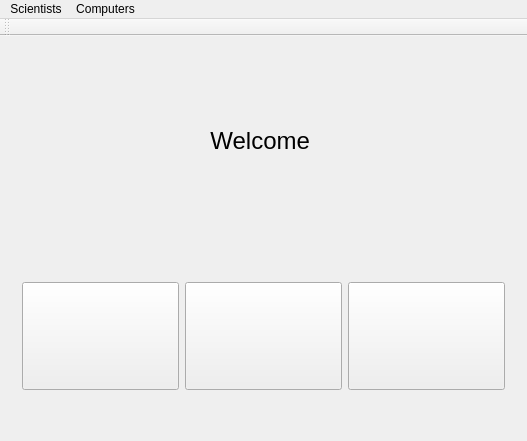
Old version of the form GUI-verklegtVika3/mainwindow.ui in the repository streamerinn/Verklegt-1.
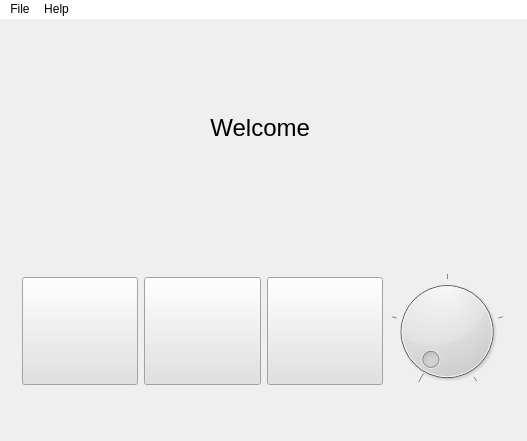
New version of the form. Icons and pictures are not drawn.

Commit message: Awesome color wheel is awesome

The edit to the form file:
```diff
--- a/GUI-verklegtVika3/mainwindow.ui
+++ b/GUI-verklegtVika3/mainwindow.ui
@@ -34,7 +34,7 @@
           <bool>true</bool>
          </property>
          <property name="styleSheet">
-          <string notr="true"/>
+          <string notr="true">background-color: rgb(225, 225, 225);</string>
          </property>
          <property name="text">
           <string/>
@@ -59,6 +59,9 @@
            <height>0</height>
           </size>
          </property>
+         <property name="styleSheet">
+          <string notr="true">background-color: rgb(225, 225, 225);</string>
+         </property>
          <property name="text">
           <string/>
          </property>
@@ -79,6 +82,9 @@
          <property name="enabled">
           <bool>true</bool>
          </property>
+         <property name="styleSheet">
+          <string notr="true">background-color: rgb(225, 225, 225);</string>
+         </property>
          <property name="text">
           <string/>
          </property>
@@ -94,6 +100,19 @@
          </property>
         </widget>
        </item>
+       <item>
+        <widget class="QDial" name="colorDial">
+         <property name="styleSheet">
+          <string notr="true">background-color: rgb(225, 225, 225);</string>
+         </property>
+         <property name="maximum">
+          <number>4</number>
+         </property>
+         <property name="notchesVisible">
+          <bool>true</bool>
+         </property>
+        </widget>
+       </item>
       </layout>
      </widget>
     </item>
@@ -108,28 +127,33 @@
      <height>21</height>
     </rect>
    </property>
+   <property name="styleSheet">
+    <string notr="true">background-color: rgb(255, 255, 255);</string>
+   </property>
    <widget class="QMenu" name="menuScientists">
     <property name="title">
-     <string>Scientists</string>
+     <string>File</string>
     </property>
    </widget>
    <widget class="QMenu" name="menuComputers">
     <property name="title">
-     <string>Computers</string>
+     <string>Help</string>
     </property>
     <addaction name="separator"/>
    </widget>
    <addaction name="menuScientists"/>
    <addaction name="menuComputers"/>
   </widget>
-  <widget class="QToolBar" name="mainToolBar">
-   <attribute name="toolBarArea">
-    <enum>TopToolBarArea</enum>
-   </attribute>
-   <attribute name="toolBarBreak">
-    <bool>false</bool>
-   </attribute>
-  </widget>
+  <action name="actionExit">
+   <property name="text">
+    <string>Exit</string>
+   </property>
+  </action>
+  <action name="actionAbout">
+   <property name="text">
+    <string>About</string>
+   </property>
+  </action>
  </widget>
  <layoutdefault spacing="6" margin="11"/>
  <resources>
```
Left out of the diff: 2 changed lines with no effect on the pictures. The commit also changes 7 other files.
